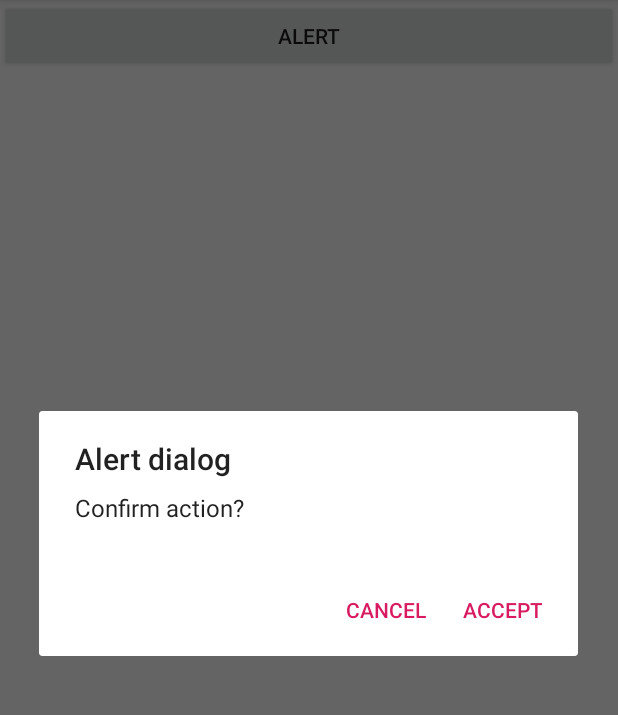
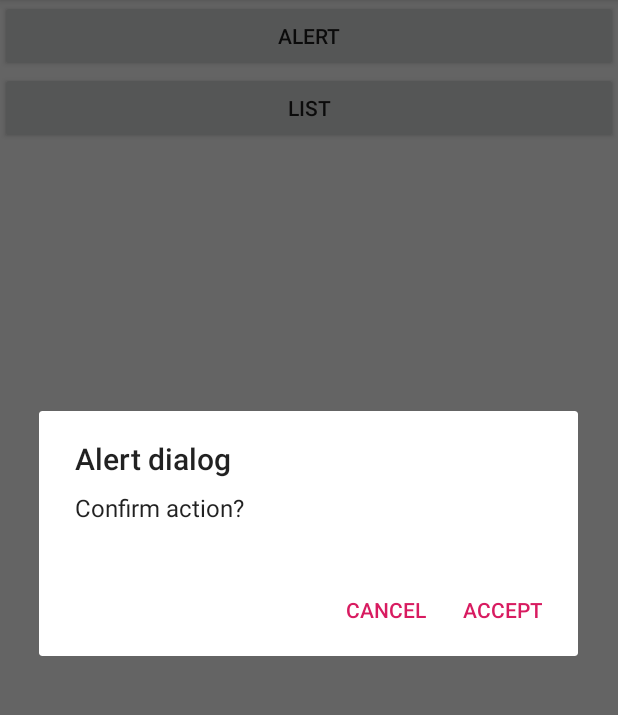
Before and after one commit to unc-mobile/Dialogs, an Android app: the screen it shows after launch (MainActivity), after a tap on "ALERT", on a phone screen of 412 x 824 dp, the part 84-799 px from its top. Run offline under Robolectric (Android 15) with nearby library versions, the phone set to English and light mode, and no system bars; 3 statements that could not run were skipped.

Commit message:
Add a dialog with a list
Selecting an item from the list calls DialogInterface.OnClickListener#onClick
and dismisses the Dialog.

The entries from the list are created from an XML resource.

```diff
--- a/app/src/main/java/com/example/dialogs/MainActivity.java
+++ b/app/src/main/java/com/example/dialogs/MainActivity.java
@@ -9,6 +9,7 @@ import android.widget.Toast;
 
 public class MainActivity extends AppCompatActivity implements MyDialog.Listener {
     Button mAlert;
+    Button mList;
 
     @Override
     protected void onCreate(Bundle savedInstanceState) {
@@ -16,17 +17,25 @@ public class MainActivity extends AppCompatActivity implements MyDialog.Listener
         setContentView(R.layout.activity_main);
 
         mAlert = findViewById(R.id.alert);
+        mList = findViewById(R.id.list);
+        mMultiChoice = findViewById(R.id.multi);
+        mSingleChoice = findViewById(R.id.single);
+        mSignIn = findViewById(R.id.sign_in);
     }
 
     public void onClick(View view) {
         if (view == mAlert) {
             MyDialog dialog = new MyDialog();
             dialog.show(getSupportFragmentManager(), "alert");
+        } else if (view == mList) {
+            ListDialog dialog = new ListDialog();
+            dialog.show(getSupportFragmentManager(), "list");
         }
     }
 
     @Override
     public void OnAccepted() {
         Toast.makeText(this, "Accepted (activity)!", Toast.LENGTH_SHORT).show();
+
     }
 }
--- a/app/src/main/res/layout/activity_main.xml
+++ b/app/src/main/res/layout/activity_main.xml
@@ -13,4 +13,11 @@
         android:layout_height="wrap_content"
         android:onClick="onClick"
         android:text="Alert" />
+
+    <Button
+        android:id="@+id/list"
+        android:layout_width="match_parent"
+        android:layout_height="wrap_content"
+        android:onClick="onClick"
+        android:text="list" />
 </LinearLayout>
```
Also changed, not shown: app/src/main/java/com/example/dialogs/ListDialog.java (added, +43 -0 lines), app/src/main/res/values/arrays.xml (added, +8 -0 lines).
